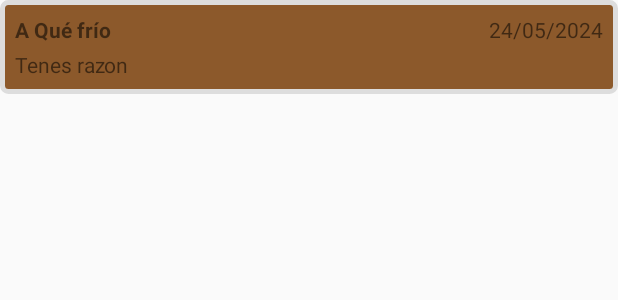
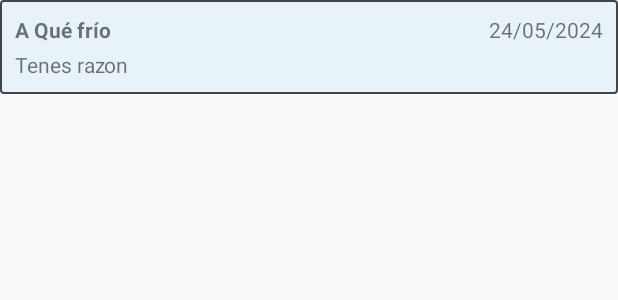
Before and after one commit to SAINTTTT/kotlin-ridit, an Android app built with Jetpack Compose: the layout item_comment_history.xml on its own in the app's theme, with its tools: preview values and no code run, on a phone screen of 412 x 824 dp. Shown: the top 300 px of the screen. Run offline under Robolectric (Android 15) with nearby library versions, the phone set to English and light mode, and no system bars.

Commit message:
Se actualiza los estilos de historial de comentarios

```diff
--- /dev/null
+++ b/app/src/main/res/drawable/comments_history_item.xml
@@ -0,0 +1,8 @@
+<?xml version="1.0" encoding="utf-8"?>
+<shape xmlns:android="http://schemas.android.com/apk/res/android">
+    <solid android:color="@color/light_blue_1"/>
+    <corners android:radius="2dp"/>
+    <stroke
+        android:width="1dp"
+        android:color="#444444"/>
+</shape>
--- a/app/src/main/res/layout/item_comment_history.xml
+++ b/app/src/main/res/layout/item_comment_history.xml
@@ -4,7 +4,8 @@
     android:layout_height="wrap_content"
     android:orientation="vertical"
     android:padding="10dp"
-    android:background="@drawable/border">
+    android:layout_marginBottom="10dp"
+    android:background="@drawable/comments_history_item">
 
     <LinearLayout
         android:layout_width="match_parent"
```
